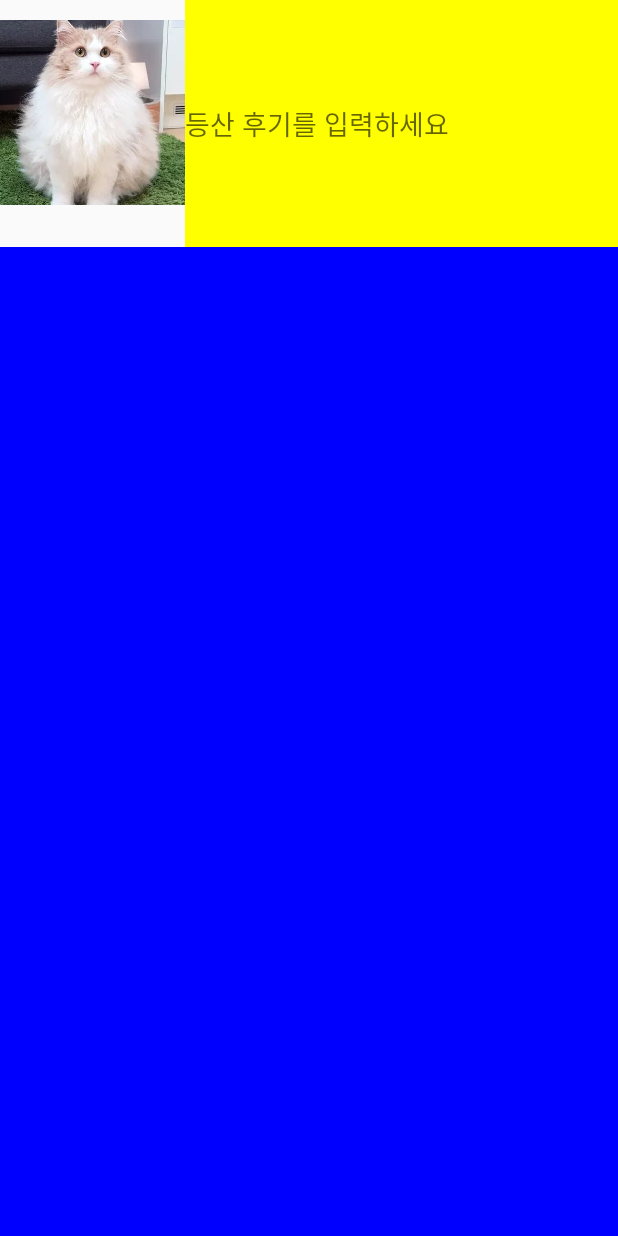
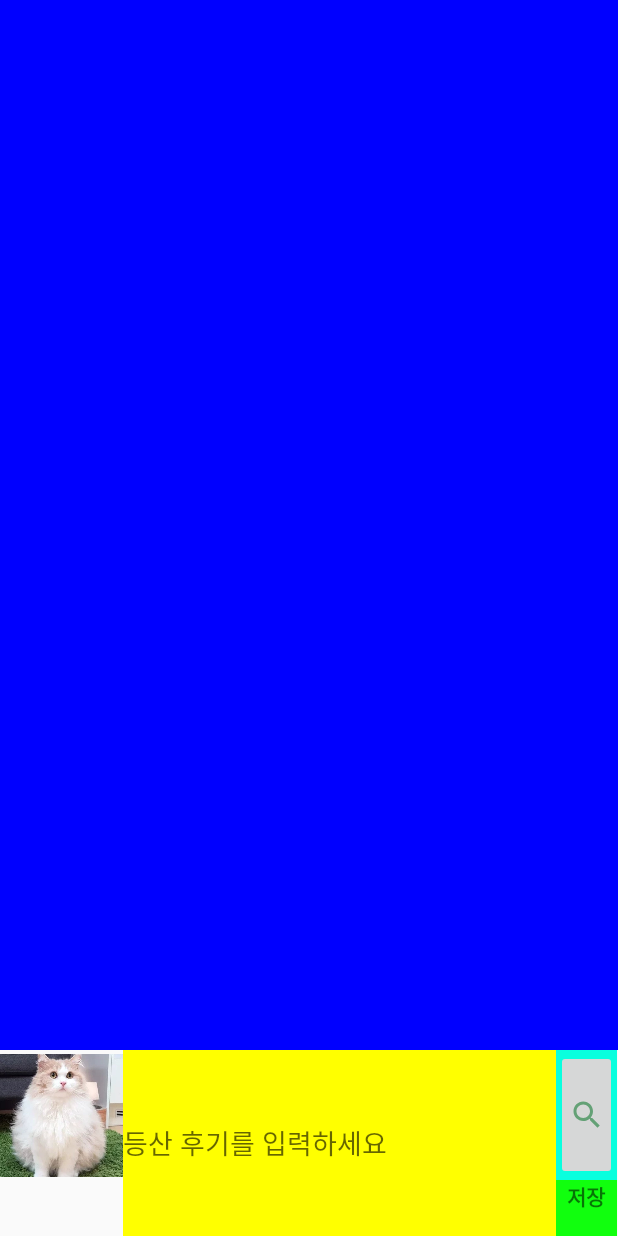
Before and after one commit to funny0601/FinalHHProject, an Android app: the tab5 screen opened directly, with no data from a screen before it, on a phone screen of 412 x 824 dp. Run offline under Robolectric (Android 15) with nearby library versions, the phone set to English and light mode, and no system bars; 2 statements that could not run were skipped.

```diff
--- a/app/src/main/AndroidManifest.xml
+++ b/app/src/main/AndroidManifest.xml
@@ -44,10 +44,10 @@
             android:name=".MainTab"
             android:windowSoftInputMode="adjustNothing"></activity>
         <activity
-            android:name=".tab1"
-            android:windowSoftInputMode="adjustNothing"></activity>
+            android:name=".tab1"></activity>
         <activity android:name=".tab2"></activity>
         <activity android:name=".tab3"></activity>
+        <activity android:name=".tab4"></activity>
         <activity android:name=".tab5"></activity>
 
         <meta-data
--- a/app/src/main/java/com/example/seyoung/finalhhproject/tab5.java
+++ b/app/src/main/java/com/example/seyoung/finalhhproject/tab5.java
@@ -6,6 +6,10 @@ import android.graphics.Bitmap;
 import android.graphics.BitmapFactory;
 import android.os.AsyncTask;
 import android.os.Bundle;
+import android.view.View;
+import android.view.WindowManager;
+import android.widget.EditText;
+import android.widget.ImageButton;
 import android.widget.ImageView;
 import android.widget.TextView;
 
@@ -17,6 +21,8 @@ import java.net.URLConnection;
 @SuppressWarnings("deprecation")
 public class tab5 extends Activity {
     ImageView imgView;
+    ImageButton save;
+    EditText review;
 
     protected void onCreate(final Bundle savedInstanceState) {
         super.onCreate(savedInstanceState);
@@ -30,9 +36,19 @@ public class tab5 extends Activity {
         TextView username = (TextView) findViewById(R.id.name);
         username.setText(nickname);
 
+        //getWindow().setSoftInputMode(WindowManager.LayoutParams.SOFT_INPUT_ADJUST_PAN);
 
         imgView = (ImageView) findViewById(R.id.profile);
+        save = (ImageButton) findViewById(R.id.buttonSave);
+        review = (EditText) findViewById(R.id.review);
 
+
+        save.setOnClickListener(new View.OnClickListener() {
+            @Override
+            public void onClick(View v) {
+
+            }
+        });
 
         try {
             URL url = new URL(profileImagePath);
--- a/app/src/main/res/layout/tab2_frame.xml
+++ b/app/src/main/res/layout/tab2_frame.xml
@@ -13,6 +13,7 @@
             android:id="@+id/result"
             android:layout_width="fill_parent"
             android:layout_height="wrap_content"
-            android:text=""/>
+            android:textSize="50dp"
+            android:text="hellllo"/>
     </ScrollView>
 </LinearLayout>
--- a/app/src/main/res/layout/tab5_frame.xml
+++ b/app/src/main/res/layout/tab5_frame.xml
@@ -4,38 +4,43 @@
     android:layout_width="match_parent"
     android:layout_height="match_parent"
     android:orientation="vertical"
-    android:weightSum="10">
+    android:weightSum="10"
+    android:id="@+id/scrollView">
 
     <LinearLayout
         android:layout_width="match_parent"
         android:layout_height="0dp"
+        android:layout_weight="8.5"
+        android:background="#0000ff" />
+
+    <LinearLayout
+        android:layout_width="match_parent"
+        android:layout_height="0dp"
+        android:layout_weight="1.5"
         android:orientation="horizontal"
-        android:layout_weight="2"
         android:weightSum="1">
 
         <LinearLayout
             android:layout_width="0dp"
-            android:layout_height="wrap_content"
-            android:layout_weight="0.3"
+            android:layout_height="match_parent"
+            android:layout_weight="0.2"
             android:orientation="vertical"
             android:weightSum="5">
-
 
             <ImageView
                 android:id="@+id/profile"
                 android:layout_width="match_parent"
                 android:layout_height="0dp"
-                android:layout_weight="4"
-               />
+                android:layout_weight="3.5" />
 
             <TextView
                 android:id="@+id/name"
                 android:layout_width="match_parent"
                 android:layout_height="0dp"
-                android:layout_weight="1"
-                android:textStyle="bold"
+                android:layout_weight="1.5"
                 android:text="hello"
-                android:textAlignment="center" />
+                android:textAlignment="center"
+                android:textStyle="bold" />
         </LinearLayout>
 
         <EditText
@@ -43,13 +48,37 @@
             android:layout_height="match_parent"
             android:layout_weight="0.7"
             android:background="#ffff00"
-            android:hint="등산 후기를 입력하세요"/>
+            android:hint="등산 후기를 입력하세요"
+            android:inputType="text"
+            android:id="@+id/review"
+            android:maxLines="4" />
+
+        <LinearLayout
+            android:layout_width="0dp"
+            android:layout_height="match_parent"
+            android:layout_weight="0.1"
+            android:orientation="vertical"
+            android:weightSum="5"
+            android:background="#09ffde">
+
+            <ImageButton
+                android:layout_width="match_parent"
+                android:layout_height="0dp"
+                android:layout_weight="3.5"
+                android:src="@drawable/ic_search_black_24dp"
+                android:id="@+id/buttonSave" />
+
+            <TextView
+                android:layout_width="match_parent"
+                android:layout_height="0dp"
+                android:layout_weight="1.5"
+                android:background="#11ff0e"
+                android:text="저장"
+                android:textAlignment="center"
+                android:textStyle="bold" />
+
+        </LinearLayout>
+
     </LinearLayout>
 
-    <LinearLayout
-        android:layout_width="match_parent"
-        android:layout_height="0dp"
-        android:layout_weight="8"
-        android:background="#0000ff"/>
-
 </LinearLayout>
--- a/app/src/main/res/values/styles.xml
+++ b/app/src/main/res/values/styles.xml
@@ -8,9 +8,4 @@
         <item name="colorAccent">@color/colorAccent</item>
     </style>
 
-    <style name="Theme.dataLoad" parent="android:Theme">
-        <item name="android:windowBackground">@drawable/dd2</item>
-        <item name="android:windowNoTitle">true</item>
-    </style>
-
 </resources>
```
Also changed, not shown: app/src/main/java/com/example/seyoung/finalhhproject/mountainTable.java (added, +128 -0 lines), app/src/main/java/com/example/seyoung/finalhhproject/parseXML.java (added, +140 -0 lines), app/src/main/java/com/example/seyoung/finalhhproject/tab1.java (+24 -101 lines), app/src/main/java/com/example/seyoung/finalhhproject/tab2.java (+10 -0 lines), app/src/main/java/com/example/seyoung/finalhhproject/tab4.java (added, +13 -0 lines).
